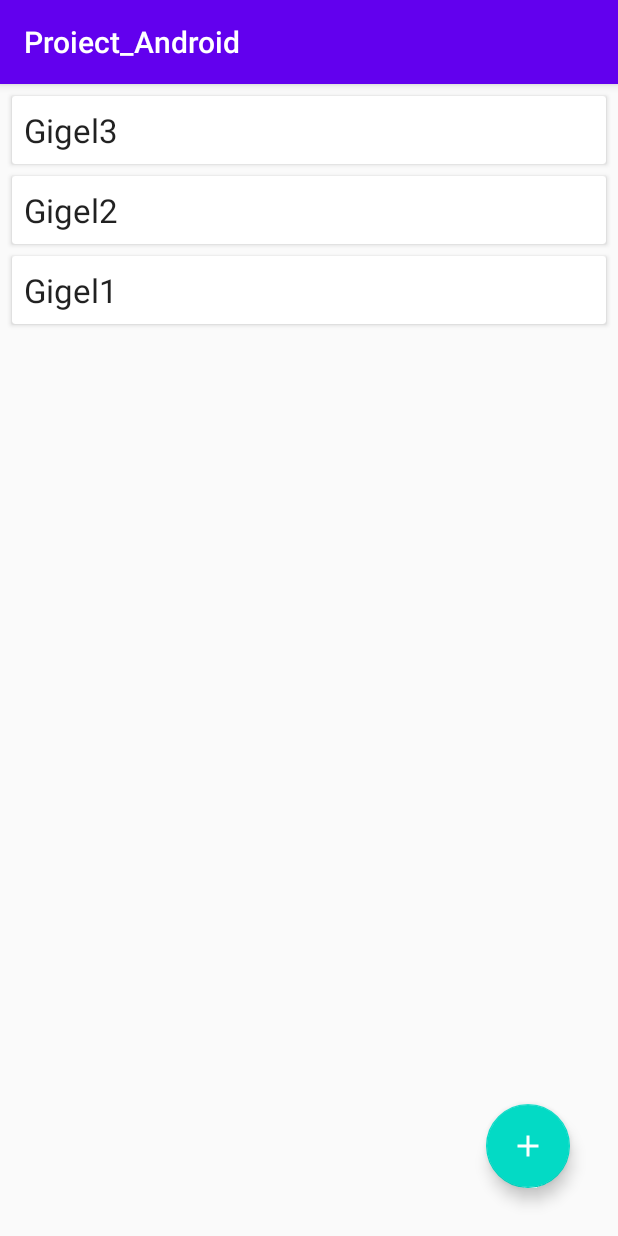
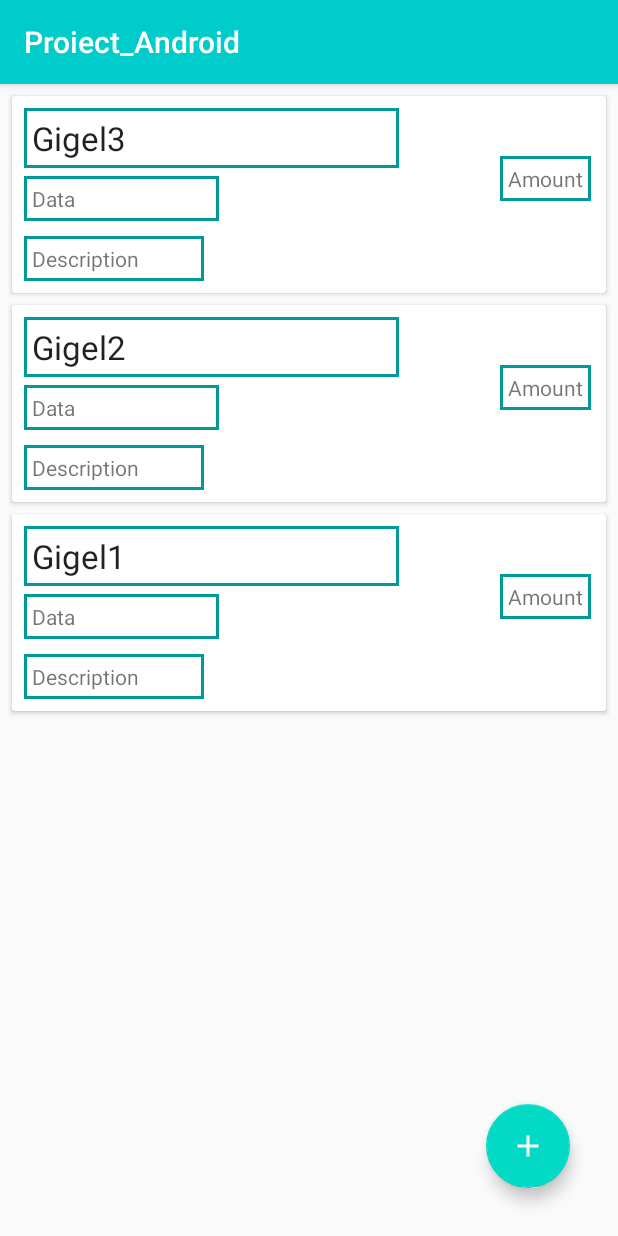
Before and after one commit to Razvan509/Proiect_Android, an Android app: the screen it shows after launch (MainActivity), on a phone screen of 412 x 824 dp. Run offline under Robolectric (Android 15) with nearby library versions, the phone set to English and light mode, and no system bars; our stand-ins replace Room's generated code.

```diff
--- a/app/src/main/AndroidManifest.xml
+++ b/app/src/main/AndroidManifest.xml
@@ -9,7 +9,7 @@
         android:roundIcon="@mipmap/ic_launcher_round"
         android:supportsRtl="true"
         android:theme="@style/AppTheme">
-        <activity android:name=".activities.AddUserActivity"
+        <activity android:name=".activities.AddTransactionActivity"
             android:parentActivityName=".activities.MainActivity"></activity>
         <activity android:name=".activities.MainActivity"
             android:launchMode="singleTop">
--- a/app/src/main/java/com/example/proiect_android/ProjectRoomDatabase.java
+++ b/app/src/main/java/com/example/proiect_android/ProjectRoomDatabase.java
@@ -9,14 +9,18 @@ import androidx.room.Room;
 import androidx.room.RoomDatabase;
 import androidx.sqlite.db.SupportSQLiteDatabase;
 
+import com.example.proiect_android.beans.Category;
+import com.example.proiect_android.beans.Transaction;
+import com.example.proiect_android.dao.TransactionDao;
 import com.example.proiect_android.dao.UserDao;
 import com.example.proiect_android.beans.User;
 
-@Database(entities = User.class, version = 1)
+@Database(entities = {User.class, Transaction.class, Category.class}, version = 1)
 public abstract class ProjectRoomDatabase extends RoomDatabase {
     private static ProjectRoomDatabase projectRoomInstance;
 
     public abstract UserDao userDao();
+    public abstract TransactionDao transactionDao();
 
     public static synchronized ProjectRoomDatabase getInstance(Context context){
         if (projectRoomInstance == null){
--- a/app/src/main/java/com/example/proiect_android/activities/MainActivity.java
+++ b/app/src/main/java/com/example/proiect_android/activities/MainActivity.java
@@ -3,16 +3,13 @@ package com.example.proiect_android.activities;
 import androidx.annotation.Nullable;
 import androidx.appcompat.app.AppCompatActivity;
 import androidx.lifecycle.Observer;
-import androidx.lifecycle.ViewModelProvider;
 import androidx.lifecycle.ViewModelProviders;
 import androidx.recyclerview.widget.LinearLayoutManager;
 import androidx.recyclerview.widget.RecyclerView;
 
 import android.content.Intent;
 import android.os.Bundle;
-import android.text.TextUtils;
 import android.view.View;
-import android.widget.Button;
 import android.widget.EditText;
 import android.widget.Toast;
 
@@ -35,11 +32,11 @@ public class MainActivity extends AppCompatActivity {
         super.onCreate(savedInstanceState);
         setContentView(R.layout.activity_main);
 
-        FloatingActionButton buttonAddUser = findViewById(R.id.button_add_user);
+        FloatingActionButton buttonAddUser = findViewById(R.id.button_add_transaction);
         buttonAddUser.setOnClickListener(new View.OnClickListener() {
             @Override
             public void onClick(View v) {
-                Intent intent = new Intent(MainActivity.this, AddUserActivity.class);
+                Intent intent = new Intent(MainActivity.this, AddTransactionActivity.class);
                 startActivityForResult(intent, ADD_USER_REQUEST);
 
             }
@@ -67,7 +64,7 @@ public class MainActivity extends AppCompatActivity {
         super.onActivityResult(requestCode, resultCode, data);
 
         if (requestCode == ADD_USER_REQUEST && resultCode == RESULT_OK){
-            String userName = data.getStringExtra(AddUserActivity.EXTRA_USER_NAME);
+            String userName = data.getStringExtra(AddTransactionActivity.EXTRA_USER_NAME);
 
             User user = new User();
             user.setUserName(userName);
--- a/app/src/main/java/com/example/proiect_android/adapters/UserAdapter.java
+++ b/app/src/main/java/com/example/proiect_android/adapters/UserAdapter.java
@@ -21,7 +21,7 @@ public class UserAdapter extends RecyclerView.Adapter<UserAdapter.UserHolder> {
     @Override
     public UserHolder onCreateViewHolder(@NonNull ViewGroup parent, int viewType) {
         View itemView = LayoutInflater.from(parent.getContext())
-                .inflate(R.layout.user_item, parent, false);
+                .inflate(R.layout.transaction_item, parent, false);
         return new UserHolder(itemView);
     }
 
@@ -46,7 +46,7 @@ public class UserAdapter extends RecyclerView.Adapter<UserAdapter.UserHolder> {
 
         public UserHolder(@NonNull View itemView) {
             super(itemView);
-            textViewUserName = itemView.findViewById(R.id.text_view_user_name);
+            textViewUserName = itemView.findViewById(R.id.text_category);
         }
     }
 }
--- a/app/src/main/java/com/example/proiect_android/beans/User.java
+++ b/app/src/main/java/com/example/proiect_android/beans/User.java
@@ -13,12 +13,12 @@ public class User {
     @ColumnInfo(name = "user_name")
     @NonNull
     private String userName;
-   /* @ColumnInfo(name = "mail")
+    @ColumnInfo(name = "mail")
     private String mail;
     @ColumnInfo(name = "password")
     private String password;
     @ColumnInfo(name = "amount")
-    private float amount;*/
+    private float amount;
 
     public int getId() {
         return id;
@@ -36,7 +36,7 @@ public class User {
         this.userName = userName;
     }
 
-    /*public String getMail() {
+    public String getMail() {
         return mail;
     }
 
@@ -58,5 +58,5 @@ public class User {
 
     public void setAmount(float amount) {
         this.amount = amount;
-    }*/
+    }
 }
--- /dev/null
+++ b/app/src/main/java/com/example/proiect_android/dao/TransactionDao.java
@@ -0,0 +1,24 @@
+package com.example.proiect_android.dao;
+
+import androidx.lifecycle.LiveData;
+import androidx.room.Dao;
+import androidx.room.Delete;
+import androidx.room.Insert;
+import androidx.room.Query;
+import androidx.room.Update;
+
+import com.example.proiect_android.beans.Transaction;
+
+import java.util.List;
+
+@Dao
+public interface TransactionDao {
+    @Insert
+    void insert(Transaction transaction);
+    @Update
+    void update(Transaction transaction);
+    @Delete
+    void delete(Transaction transaction);
+    @Query("SELECT * FROM transactions")
+    LiveData<List<Transaction>> getAllTransactions();
+}
--- /dev/null
+++ b/app/src/main/res/drawable/rectangle.xml
@@ -0,0 +1,5 @@
+<?xml version="1.0" encoding="utf-8"?>
+<shape xmlns:android="http://schemas.android.com/apk/res/android" android:shape="rectangle" >
+    <solid android:color="@android:color/transparent" />
+    <stroke android:width="2dip" android:color="@color/colorPrimaryDark"/>
+</shape>
--- a/app/src/main/res/layout/activity_add_user.xml
+++ b/app/src/main/res/layout/activity_add_transaction.xml
@@ -4,7 +4,7 @@
     xmlns:tools="http://schemas.android.com/tools"
     android:layout_width="match_parent"
     android:layout_height="match_parent"
-    tools:context=".activities.AddUserActivity"
+    tools:context=".activities.AddTransactionActivity"
     android:orientation="vertical"
     android:padding="16dp">
 
--- a/app/src/main/res/layout/activity_main.xml
+++ b/app/src/main/res/layout/activity_main.xml
@@ -11,10 +11,10 @@
         android:id="@+id/recycler_view"
         android:layout_width="match_parent"
         android:layout_height="match_parent"
-        tools:listitem="@layout/user_item"/>
+        tools:listitem="@layout/transaction_item"/>
 
     <com.google.android.material.floatingactionbutton.FloatingActionButton
-        android:id="@+id/button_add_user"
+        android:id="@+id/button_add_transaction"
         android:layout_width="wrap_content"
         android:layout_height="wrap_content"
         android:src="@drawable/ic_add"
--- /dev/null
+++ b/app/src/main/res/layout/transaction_item.xml
@@ -0,0 +1,59 @@
+<?xml version="1.0" encoding="utf-8"?>
+<androidx.cardview.widget.CardView xmlns:android="http://schemas.android.com/apk/res/android"
+    android:layout_width="match_parent"
+    android:layout_height="wrap_content"
+    android:layout_marginEnd="8dp"
+    android:layout_marginStart="8dp"
+    android:layout_marginTop="8dp">
+
+    <LinearLayout
+        android:layout_width="wrap_content"
+        android:layout_height="wrap_content"
+        android:padding="8dp"
+        android:orientation="vertical">
+
+        <TextView
+            android:id="@+id/text_category"
+            android:layout_width="250dp"
+            android:layout_height="wrap_content"
+            android:layout_alignParentStart="true"
+            android:background="@drawable/rectangle"
+            android:text="Category"
+            android:textAppearance="@style/TextAppearance.AppCompat.Large"
+            android:padding="5dp"/>
+
+        <TextView
+            android:id="@+id/text_date"
+            android:layout_width="130dp"
+            android:layout_height="wrap_content"
+            android:layout_gravity="left"
+            android:layout_marginTop="5dp"
+            android:background="@drawable/rectangle"
+            android:text="Data"
+            android:padding="5dp"/>
+
+        <TextView
+            android:id="@+id/text_description"
+            android:layout_width="120dp"
+            android:layout_height="wrap_content"
+            android:layout_gravity="bottom"
+            android:layout_marginTop="10dp"
+            android:background="@drawable/rectangle"
+            android:text="Description"
+            android:padding="5dp"/>
+    </LinearLayout>
+
+    <TextView
+        android:id="@+id/text_amount"
+        android:layout_width="wrap_content"
+        android:layout_height="wrap_content"
+        android:layout_gravity="end"
+        android:text="Amount"
+        android:layout_marginTop="40dp"
+        android:layout_marginRight="10dp"
+        android:background="@drawable/rectangle"
+        android:padding="5dp"
+        />
+
+
+</androidx.cardview.widget.CardView>
--- a/app/src/main/res/layout/user_item.xml
+++ /dev/null
@@ -1,21 +0,0 @@
-<?xml version="1.0" encoding="utf-8"?>
-<androidx.cardview.widget.CardView xmlns:android="http://schemas.android.com/apk/res/android"
-    android:layout_width="match_parent"
-    android:layout_height="wrap_content"
-    android:layout_marginEnd="8dp"
-    android:layout_marginStart="8dp"
-    android:layout_marginTop="8dp">
-
-    <RelativeLayout
-        android:layout_width="wrap_content"
-        android:layout_height="wrap_content"
-        android:padding="8dp">
-        <TextView
-            android:id="@+id/text_view_user_name"
-            android:layout_width="wrap_content"
-            android:layout_height="wrap_content"
-            android:layout_alignParentStart="true"
-            android:text="UserName"
-            android:textAppearance="@style/TextAppearance.AppCompat.Large"/>
-    </RelativeLayout>
-</androidx.cardview.widget.CardView>
--- a/app/src/main/res/menu/add_user_menu.xml
+++ b/app/src/main/res/menu/add_transaction_menu.xml
@@ -2,7 +2,7 @@
 <menu xmlns:android="http://schemas.android.com/apk/res/android"
     xmlns:app="http://schemas.android.com/apk/res-auto">
     <item
-        android:id="@+id/save_user"
+        android:id="@+id/save_transaction"
         android:icon="@drawable/ic_save"
         android:title="Save"
         app:showAsAction="ifRoom"/>
--- a/app/src/main/res/values/colors.xml
+++ b/app/src/main/res/values/colors.xml
@@ -1,6 +1,8 @@
 <?xml version="1.0" encoding="utf-8"?>
 <resources>
-    <color name="colorPrimary">#6200EE</color>
-    <color name="colorPrimaryDark">#3700B3</color>
+    <color name="colorPrimary">#00CCCC</color>
+    <color name="colorPrimaryDark">#009999</color>
     <color name="colorAccent">#03DAC5</color>
+    <color name="colorWhite">#FFFFFF</color>
+    <color name="colorBlack">#000000</color>
 </resources>
```
Also changed, not shown: app/src/main/java/com/example/proiect_android/activities/AddTransactionActivity.java (renamed from app/src/main/java/com/example/proiect_android/activities/AddUserActivity.java, +4 -4 lines), app/src/main/java/com/example/proiect_android/adapters/TransactionAdapter.java (added, +52 -0 lines), app/src/main/java/com/example/proiect_android/beans/Category.java (added, +34 -0 lines), app/src/main/java/com/example/proiect_android/beans/Transaction.java (added, +88 -0 lines), app/src/main/java/com/example/proiect_android/dao/CategoryDao.java (added, +24 -0 lines), app/src/main/java/com/example/proiect_android/models/TransactionViewModel.java (added, +38 -0 lines), app/src/main/java/com/example/proiect_android/repos/TransactionRepository.java (added, +79 -0 lines).
